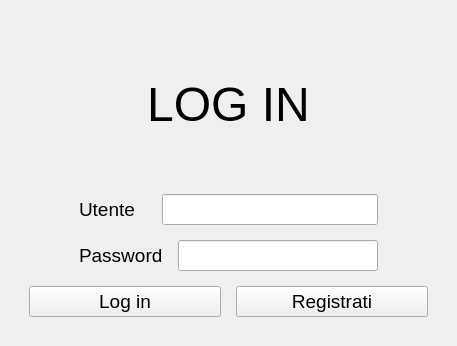
fgirlanda/GP2, file src/gestore_password/ui/ui_login.ui: the form before one commit.
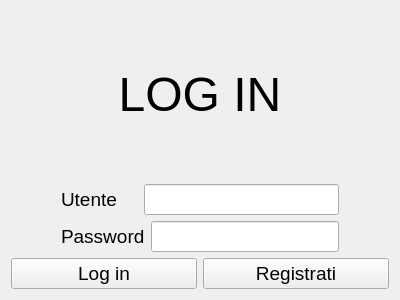
The form after the commit.

Patch:
```diff
--- a/src/gestore_password/ui/ui_login.ui
+++ b/src/gestore_password/ui/ui_login.ui
@@ -1,40 +1,31 @@
 <?xml version="1.0" encoding="UTF-8"?>
 <ui version="4.0">
- <class>MainWindow</class>
- <widget class="QMainWindow" name="MainWindow">
+ <class>Login</class>
+ <widget class="QWidget" name="Login">
   <property name="geometry">
    <rect>
     <x>0</x>
     <y>0</y>
-    <width>457</width>
-    <height>346</height>
+    <width>400</width>
+    <height>300</height>
    </rect>
   </property>
+  <property name="sizePolicy">
+   <sizepolicy hsizetype="Expanding" vsizetype="Expanding">
+    <horstretch>0</horstretch>
+    <verstretch>0</verstretch>
+   </sizepolicy>
+  </property>
+  <property name="minimumSize">
+   <size>
+    <width>400</width>
+    <height>300</height>
+   </size>
+  </property>
   <property name="windowTitle">
    <string>Log in</string>
   </property>
-  <property name="autoFillBackground">
-   <bool>false</bool>
-  </property>
-  <widget class="QWidget" name="centralwidget">
-   <layout class="QHBoxLayout" name="horizontalLayout_2">
-    <item>
      <layout class="QVBoxLayout" name="verticalLayout">
-      <property name="spacing">
-       <number>15</number>
-      </property>
-      <property name="leftMargin">
-       <number>20</number>
-      </property>
-      <property name="topMargin">
-       <number>20</number>
-      </property>
-      <property name="rightMargin">
-       <number>20</number>
-      </property>
-      <property name="bottomMargin">
-       <number>20</number>
-      </property>
       <item>
        <widget class="QLabel" name="login_slbl_titolo">
         <property name="font">
@@ -150,9 +141,6 @@
        </layout>
       </item>
      </layout>
-    </item>
-   </layout>
-  </widget>
  </widget>
  <resources/>
  <connections/>
```
Left out of the diff: 2 changed lines with no effect on the pictures. Lines whose indentation alone changed are shown as unchanged.
